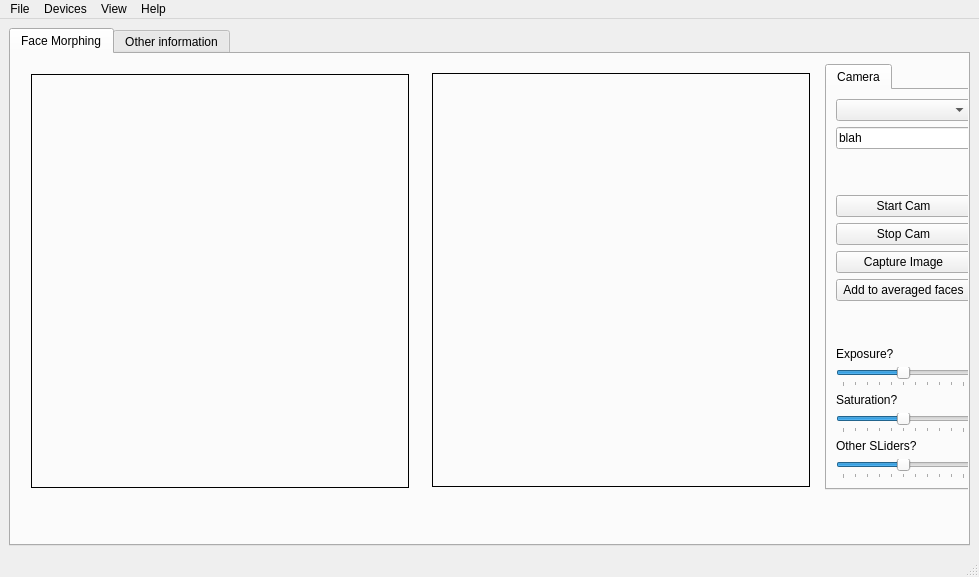
First picture: the form in BetterMain.ui, repository Rykarix/FaceMorph, before the edit.
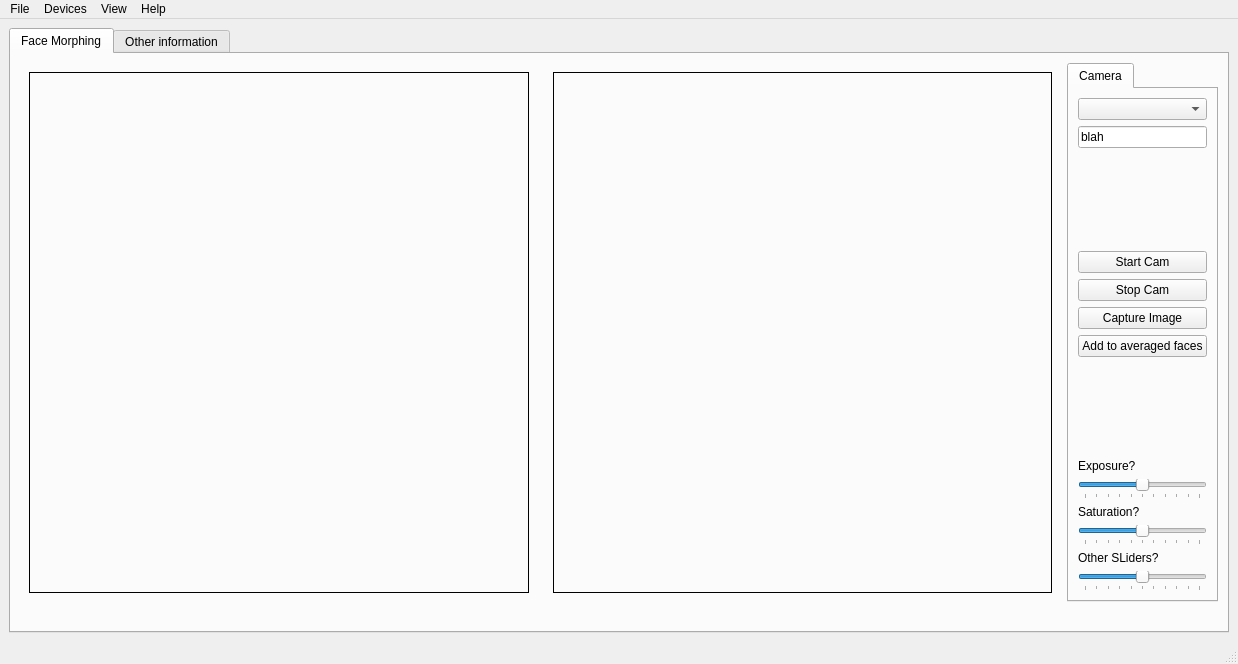
Second picture: the form after the edit. The open tabs and pages were chosen to show the change. Custom widgets are drawn as their Qt base class.

```diff
--- a/BetterMain.ui
+++ b/BetterMain.ui
@@ -6,8 +6,8 @@
    <rect>
     <x>0</x>
     <y>0</y>
-    <width>979</width>
-    <height>577</height>
+    <width>1238</width>
+    <height>664</height>
    </rect>
   </property>
   <property name="windowTitle">
@@ -24,31 +24,216 @@
        <attribute name="title">
         <string>Face Morphing</string>
        </attribute>
-       <widget class="QLabel" name="user_messages">
-        <property name="geometry">
-         <rect>
-          <x>10</x>
-          <y>490</y>
-          <width>396</width>
-          <height>13</height>
-         </rect>
-        </property>
+       <layout class="QGridLayout" name="gridLayout_3">
+        <item row="0" column="0">
+         <widget class="QStackedWidget" name="stackedWidget">
+          <property name="sizePolicy">
+           <sizepolicy hsizetype="Preferred" vsizetype="Preferred">
+            <horstretch>1</horstretch>
+            <verstretch>0</verstretch>
+           </sizepolicy>
+          </property>
+          <property name="palette">
+           <palette>
+            <active>
+             <colorrole role="Base">
+              <brush brushstyle="SolidPattern">
+               <color alpha="255">
+                <red>255</red>
+                <green>255</green>
+                <blue>255</blue>
+               </color>
+              </brush>
+             </colorrole>
+             <colorrole role="Window">
+              <brush brushstyle="SolidPattern">
+               <color alpha="255">
+                <red>203</red>
+                <green>203</green>
+                <blue>203</blue>
+               </color>
+              </brush>
+             </colorrole>
+            </active>
+            <inactive>
+             <colorrole role="Base">
+              <brush brushstyle="SolidPattern">
+               <color alpha="255">
+                <red>255</red>
+                <green>255</green>
+                <blue>255</blue>
+               </color>
+              </brush>
+             </colorrole>
+             <colorrole role="Window">
+              <brush brushstyle="SolidPattern">
+               <color alpha="255">
+                <red>203</red>
+                <green>203</green>
+                <blue>203</blue>
+               </color>
+              </brush>
+             </colorrole>
+            </inactive>
+            <disabled>
+             <colorrole role="Base">
+              <brush brushstyle="SolidPattern">
+               <color alpha="255">
+                <red>203</red>
+                <green>203</green>
+                <blue>203</blue>
+               </color>
+              </brush>
+             </colorrole>
+             <colorrole role="Window">
+              <brush brushstyle="SolidPattern">
+               <color alpha="255">
+                <red>203</red>
+                <green>203</green>
+                <blue>203</blue>
+               </color>
+              </brush>
+             </colorrole>
+            </disabled>
+           </palette>
+          </property>
+          <property name="styleSheet">
+           <string notr="true"/>
+          </property>
+          <property name="currentIndex">
+           <number>0</number>
+          </property>
+          <widget class="QWidget" name="page_feed">
+           <layout class="QGridLayout" name="gridLayout_4">
+            <item row="0" column="0">
+             <widget class="QCameraViewfinder" name="camFeed" native="true"/>
+            </item>
+           </layout>
+          </widget>
+          <widget class="QWidget" name="page_imageCapture">
+           <layout class="QGridLayout" name="gridLayout_6">
+            <item row="0" column="0">
+             <widget class="QLabel" name="camMod">
+              <property name="inputMethodHints">
+               <set>Qt::ImhNone</set>
+              </property>
+              <property name="frameShape">
+               <enum>QFrame::Box</enum>
+              </property>
         <property name="text">
          <string/>
         </property>
-       </widget>
+              <property name="textFormat">
+               <enum>Qt::PlainText</enum>
+              </property>
+              <property name="textInteractionFlags">
+               <set>Qt::NoTextInteraction</set>
+              </property>
+             </widget>
+            </item>
+           </layout>
+          </widget>
+         </widget>
+        </item>
+        <item row="0" column="1">
+         <widget class="QStackedWidget" name="stackedWidget_2">
+          <property name="sizePolicy">
+           <sizepolicy hsizetype="Preferred" vsizetype="Preferred">
+            <horstretch>1</horstretch>
+            <verstretch>0</verstretch>
+           </sizepolicy>
+          </property>
+          <property name="palette">
+           <palette>
+            <active>
+             <colorrole role="Base">
+              <brush brushstyle="SolidPattern">
+               <color alpha="255">
+                <red>255</red>
+                <green>255</green>
+                <blue>255</blue>
+               </color>
+              </brush>
+             </colorrole>
+             <colorrole role="Window">
+              <brush brushstyle="SolidPattern">
+               <color alpha="255">
+                <red>203</red>
+                <green>203</green>
+                <blue>203</blue>
+               </color>
+              </brush>
+             </colorrole>
+            </active>
+            <inactive>
+             <colorrole role="Base">
+              <brush brushstyle="SolidPattern">
+               <color alpha="255">
+                <red>255</red>
+                <green>255</green>
+                <blue>255</blue>
+               </color>
+              </brush>
+             </colorrole>
+             <colorrole role="Window">
+              <brush brushstyle="SolidPattern">
+               <color alpha="255">
+                <red>203</red>
+                <green>203</green>
+                <blue>203</blue>
+               </color>
+              </brush>
+             </colorrole>
+            </inactive>
+            <disabled>
+             <colorrole role="Base">
+              <brush brushstyle="SolidPattern">
+               <color alpha="255">
+                <red>203</red>
+                <green>203</green>
+                <blue>203</blue>
+               </color>
+              </brush>
+             </colorrole>
+             <colorrole role="Window">
+              <brush brushstyle="SolidPattern">
+               <color alpha="255">
+                <red>203</red>
+                <green>203</green>
+                <blue>203</blue>
+               </color>
+              </brush>
+             </colorrole>
+            </disabled>
+           </palette>
+          </property>
+          <property name="styleSheet">
+           <string notr="true"/>
+          </property>
+          <property name="currentIndex">
+           <number>0</number>
+          </property>
+          <widget class="QWidget" name="page_3">
+           <layout class="QGridLayout" name="gridLayout_5">
+            <item row="1" column="0">
+             <widget class="QLabel" name="imgMorphed">
+              <property name="frameShape">
+               <enum>QFrame::Box</enum>
+              </property>
+              <property name="text">
+               <string/>
+              </property>
+             </widget>
+            </item>
+           </layout>
+          </widget>
+         </widget>
+        </item>
+        <item row="0" column="2">
        <widget class="QTabWidget" name="userTools">
         <property name="enabled">
          <bool>true</bool>
         </property>
-        <property name="geometry">
-         <rect>
-          <x>814</x>
-          <y>10</y>
-          <width>157</width>
-          <height>426</height>
-         </rect>
-        </property>
         <property name="sizePolicy">
          <sizepolicy hsizetype="Expanding" vsizetype="Expanding">
           <horstretch>0</horstretch>
@@ -217,226 +402,15 @@
          </layout>
         </widget>
        </widget>
-       <widget class="QStackedWidget" name="stackedWidget_2">
-        <property name="geometry">
-         <rect>
-          <x>412</x>
-          <y>10</y>
-          <width>396</width>
-          <height>432</height>
-         </rect>
-        </property>
-        <property name="sizePolicy">
-         <sizepolicy hsizetype="Preferred" vsizetype="Preferred">
-          <horstretch>1</horstretch>
-          <verstretch>0</verstretch>
-         </sizepolicy>
-        </property>
-        <property name="palette">
-         <palette>
-          <active>
-           <colorrole role="Base">
-            <brush brushstyle="SolidPattern">
-             <color alpha="255">
-              <red>255</red>
-              <green>255</green>
-              <blue>255</blue>
-             </color>
-            </brush>
-           </colorrole>
-           <colorrole role="Window">
-            <brush brushstyle="SolidPattern">
-             <color alpha="255">
-              <red>203</red>
-              <green>203</green>
-              <blue>203</blue>
-             </color>
-            </brush>
-           </colorrole>
-          </active>
-          <inactive>
-           <colorrole role="Base">
-            <brush brushstyle="SolidPattern">
-             <color alpha="255">
-              <red>255</red>
-              <green>255</green>
-              <blue>255</blue>
-             </color>
-            </brush>
-           </colorrole>
-           <colorrole role="Window">
-            <brush brushstyle="SolidPattern">
-             <color alpha="255">
-              <red>203</red>
-              <green>203</green>
-              <blue>203</blue>
-             </color>
-            </brush>
-           </colorrole>
-          </inactive>
-          <disabled>
-           <colorrole role="Base">
-            <brush brushstyle="SolidPattern">
-             <color alpha="255">
-              <red>203</red>
-              <green>203</green>
-              <blue>203</blue>
-             </color>
-            </brush>
-           </colorrole>
-           <colorrole role="Window">
-            <brush brushstyle="SolidPattern">
-             <color alpha="255">
-              <red>203</red>
-              <green>203</green>
-              <blue>203</blue>
-             </color>
-            </brush>
-           </colorrole>
-          </disabled>
-         </palette>
-        </property>
-        <property name="styleSheet">
-         <string notr="true"/>
-        </property>
-        <property name="currentIndex">
-         <number>0</number>
-        </property>
-        <widget class="QWidget" name="page_3">
-         <layout class="QGridLayout" name="gridLayout_5">
+        </item>
           <item row="1" column="0">
-           <widget class="QLabel" name="imgMorphed">
-            <property name="frameShape">
-             <enum>QFrame::Box</enum>
-            </property>
+         <widget class="QLabel" name="user_messages">
             <property name="text">
              <string/>
             </property>
            </widget>
           </item>
          </layout>
-        </widget>
-       </widget>
-       <widget class="QStackedWidget" name="stackedWidget">
-        <property name="geometry">
-         <rect>
-          <x>10</x>
-          <y>10</y>
-          <width>396</width>
-          <height>432</height>
-         </rect>
-        </property>
-        <property name="sizePolicy">
-         <sizepolicy hsizetype="Preferred" vsizetype="Preferred">
-          <horstretch>1</horstretch>
-          <verstretch>0</verstretch>
-         </sizepolicy>
-        </property>
-        <property name="palette">
-         <palette>
-          <active>
-           <colorrole role="Base">
-            <brush brushstyle="SolidPattern">
-             <color alpha="255">
-              <red>255</red>
-              <green>255</green>
-              <blue>255</blue>
-             </color>
-            </brush>
-           </colorrole>
-           <colorrole role="Window">
-            <brush brushstyle="SolidPattern">
-             <color alpha="255">
-              <red>203</red>
-              <green>203</green>
-              <blue>203</blue>
-             </color>
-            </brush>
-           </colorrole>
-          </active>
-          <inactive>
-           <colorrole role="Base">
-            <brush brushstyle="SolidPattern">
-             <color alpha="255">
-              <red>255</red>
-              <green>255</green>
-              <blue>255</blue>
-             </color>
-            </brush>
-           </colorrole>
-           <colorrole role="Window">
-            <brush brushstyle="SolidPattern">
-             <color alpha="255">
-              <red>203</red>
-              <green>203</green>
-              <blue>203</blue>
-             </color>
-            </brush>
-           </colorrole>
-          </inactive>
-          <disabled>
-           <colorrole role="Base">
-            <brush brushstyle="SolidPattern">
-             <color alpha="255">
-              <red>203</red>
-              <green>203</green>
-              <blue>203</blue>
-             </color>
-            </brush>
-           </colorrole>
-           <colorrole role="Window">
-            <brush brushstyle="SolidPattern">
-             <color alpha="255">
-              <red>203</red>
-              <green>203</green>
-              <blue>203</blue>
-             </color>
-            </brush>
-           </colorrole>
-          </disabled>
-         </palette>
-        </property>
-        <property name="styleSheet">
-         <string notr="true"/>
-        </property>
-        <property name="currentIndex">
-         <number>0</number>
-        </property>
-        <widget class="QWidget" name="page_feed">
-         <layout class="QGridLayout" name="gridLayout_4">
-          <item row="0" column="0">
-           <widget class="QCameraViewfinder" name="camFeed" native="true"/>
-          </item>
-         </layout>
-        </widget>
-        <widget class="QWidget" name="page_imageCapture">
-         <widget class="QLabel" name="camMod">
-          <property name="geometry">
-           <rect>
-            <x>10</x>
-            <y>10</y>
-            <width>378</width>
-            <height>414</height>
-           </rect>
-          </property>
-          <property name="inputMethodHints">
-           <set>Qt::ImhNone</set>
-          </property>
-          <property name="frameShape">
-           <enum>QFrame::Box</enum>
-          </property>
-          <property name="text">
-           <string/>
-          </property>
-          <property name="textFormat">
-           <enum>Qt::PlainText</enum>
-          </property>
-          <property name="textInteractionFlags">
-           <set>Qt::NoTextInteraction</set>
-          </property>
-         </widget>
-        </widget>
-       </widget>
       </widget>
       <widget class="QWidget" name="tab_4">
        <attribute name="title">
@@ -494,7 +468,7 @@
     <rect>
      <x>0</x>
      <y>0</y>
-     <width>979</width>
+     <width>1238</width>
      <height>21</height>
     </rect>
    </property>
```
Lines whose indentation alone changed are shown as unchanged.
